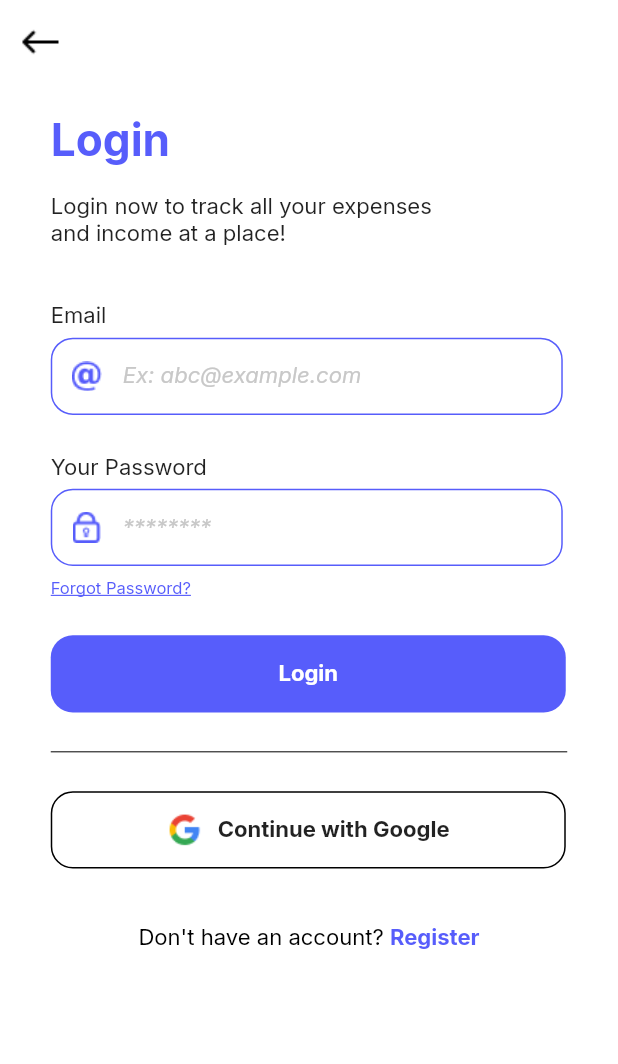
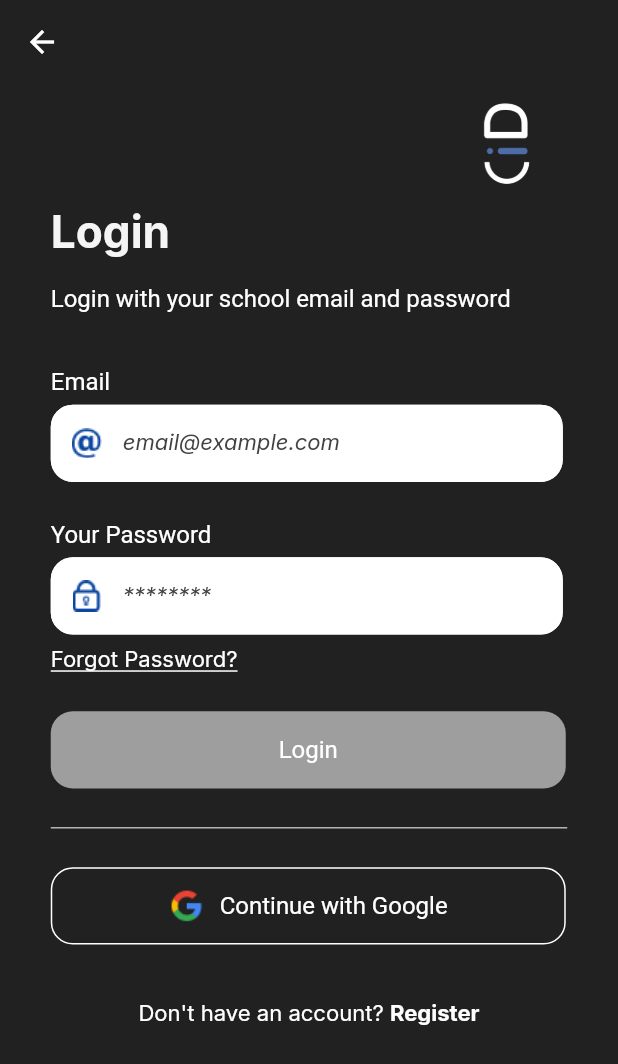
Before and after one commit to Kar-Sha/E-ID, a Flutter app: the LoginScreen screen opened by its route, on a phone screen of 412 x 824 dp. Shown: the top 1064 px of the screen. Run offline on Flutter 3.47's test engine with Material 2 defaults, Android fonts, the phone set to English and light mode, and no system bars; our stand-ins replace device_info_plus, dropdown_button2, firebase_auth, firebase_core, firebase_database, firebase_storage and 8 more; accounts and stored records are empty; statements that could not run were skipped.

Commit message:
ui changes

```diff
--- a/lib/screens/login_screen.dart
+++ b/lib/screens/login_screen.dart
@@ -32,16 +32,15 @@ class _LoginScreenState extends State<LoginScreen> {
   @override
   Widget build(BuildContext context) {
     return Scaffold(
+      backgroundColor: Colors.grey[900],
       appBar: AppBar(
         elevation: 0,
-        backgroundColor: const Color(0xFFFFFFFF),
+        backgroundColor: Colors.grey[900],
         leading: InkWell(
           onTap: () {
             popPageFromStack(context);
           },
-          child: Image.asset(
-            "assets/icons/backicon.png",
-          ),
+          child: Icon(Icons.arrow_back),
         ),
       ),
       body: SingleChildScrollView(
@@ -49,26 +48,37 @@ class _LoginScreenState extends State<LoginScreen> {
         child: Column(
           crossAxisAlignment: CrossAxisAlignment.start,
           children: [
-            SizedBox(height: 21.h),
+            Row(
+              mainAxisAlignment: MainAxisAlignment.end,
+              children: [
+                Image.asset(
+                  'lib/images/logo.png',
+                  height: 80,
+                ),
+              ],
+            ),
 
             // the login text
             Text("Login",
-                style: CustomTextStyle.bold32
-                    .copyWith(color: Theme.of(context).primaryColor)),
+                style:
+                    CustomTextStyle.bold32.copyWith(color: Colors.grey[100])),
             SizedBox(height: 19.h),
-            Text("Login now to track all your expenses\nand income at a place!",
-                style: CustomTextStyle.regular16),
+            Text("Login with your school email and password",
+                style: TextStyle(color: Colors.white, fontSize: 16)),
 
             // the textfields
             SizedBox(height: 40.h),
             customInputField(
               context: context,
               labelText: "Email",
-              hintText: "Ex: abc@example.com",
+              hintText: "email@example.com",
               prefixIcon: SizedBox(
                 height: 19.18.h,
                 width: 19.2.w,
-                child: Image.asset("assets/images/at.png"),
+                child: Image.asset(
+                  "assets/images/at.png",
+                  color: Colors.blue[900],
+                ),
               ),
               controller: emailController,
             ),
@@ -80,7 +90,8 @@ class _LoginScreenState extends State<LoginScreen> {
                 prefixIcon: SizedBox(
                   height: 19.h,
                   width: 16.9.w,
-                  child: Image.asset("assets/icons/lock.png"),
+                  child: Image.asset("assets/icons/lock.png",
+                      color: Colors.blue[900]),
                 ),
                 controller: passwordController,
                 obscureText: true),
@@ -94,9 +105,8 @@ class _LoginScreenState extends State<LoginScreen> {
               },
               child: Text(
                 "Forgot Password?",
-                style: CustomTextStyle.regular12.copyWith(
-                    color: Theme.of(context).primaryColor,
-                    decoration: TextDecoration.underline),
+                style: CustomTextStyle.regular16.copyWith(
+                    color: Colors.white, decoration: TextDecoration.underline),
               ),
             ),
 
@@ -127,7 +137,7 @@ class _LoginScreenState extends State<LoginScreen> {
             SizedBox(height: 28.h),
             const Divider(
               height: 1,
-              color: Color(0xFF000000),
+              color: Colors.white,
             ),
 
             //continue with google button
--- a/lib/screens/splash_screen.dart
+++ b/lib/screens/splash_screen.dart
@@ -24,13 +24,17 @@ class _SplashScreenState extends State<SplashScreen> {
   @override
   Widget build(BuildContext context) {
     return Scaffold(
-      body: Center(
-        child: Text(
-          "E-ID",
-          style: CustomTextStyle.bold40
-              .copyWith(color: Theme.of(context).primaryColor),
-        ),
-      ),
-    );
+        backgroundColor: Colors.blue[900],
+        body: Center(
+          child: Column(
+            mainAxisAlignment: MainAxisAlignment.center,
+            children: [
+              Image.asset(
+                'lib/images/logo.png',
+                height: 150,
+              ),
+            ],
+          ),
+        ));
   }
 }
--- a/lib/widgets/button.dart
+++ b/lib/widgets/button.dart
@@ -14,7 +14,7 @@ Widget customButton(
       height: 56.h,
       alignment: Alignment.center,
       decoration: BoxDecoration(
-        color: Theme.of(context!).primaryColor,
+        color: Colors.grey[500],
         borderRadius: BorderRadius.circular(16.r),
       ),
       // alignment: Alignment.center,
@@ -28,7 +28,7 @@ Widget customButton(
             )
           : Text(
               title,
-              style: CustomTextStyle.regularBold16
+              style: TextStyle(fontSize: 16)
                   .copyWith(color: const Color(0xFFFFFFFF)),
             ),
     ),
--- a/lib/widgets/continue_with_google.dart
+++ b/lib/widgets/continue_with_google.dart
@@ -2,26 +2,29 @@ import 'package:local_auth_ex/utils/styles.dart';
 import 'package:flutter/material.dart';
 import 'package:flutter_screenutil/flutter_screenutil.dart';
 
-Widget continueWithGoogle({
-  required void Function()? onTap,
-  BuildContext? context
-}){
+Widget continueWithGoogle(
+    {required void Function()? onTap, BuildContext? context}) {
   return GestureDetector(
     onTap: onTap,
     child: Container(
       width: 345.w,
       height: 56.h,
       decoration: BoxDecoration(
-        borderRadius: BorderRadius.circular(16.r),
-        border: Border.all(width: 1, color: Colors.black)
-      ),
+          borderRadius: BorderRadius.circular(16.r),
+          border: Border.all(width: 1, color: Colors.white)),
       // alignment: Alignment.center,
       child: Row(
         mainAxisAlignment: MainAxisAlignment.center,
         children: [
-          SizedBox(height: 24.h,width: 24.w,child: Image.asset("assets/images/google.png")),
-          SizedBox(width: 10.w,),
-          Text("Continue with Google", style: CustomTextStyle.regularBold16,),
+          SizedBox(
+              height: 24.h,
+              width: 24.w,
+              child: Image.asset("assets/images/google.png")),
+          SizedBox(
+            width: 10.w,
+          ),
+          Text("Continue with Google",
+              style: TextStyle(color: Colors.white, fontSize: 16)),
         ],
       ),
     ),
--- a/lib/widgets/input_fields.dart
+++ b/lib/widgets/input_fields.dart
@@ -2,19 +2,18 @@ import 'package:local_auth_ex/utils/styles.dart';
 import 'package:flutter/material.dart';
 import 'package:flutter_screenutil/flutter_screenutil.dart';
 
-Widget customInputField({
-  BuildContext? context,
-  required String labelText,
-  required String hintText,
-  Widget? prefixIcon,
-  required TextEditingController controller,
-  bool? obscureText,
-  String? Function(String?)? validator
-}) {
+Widget customInputField(
+    {BuildContext? context,
+    required String labelText,
+    required String hintText,
+    Widget? prefixIcon,
+    required TextEditingController controller,
+    bool? obscureText,
+    String? Function(String?)? validator}) {
   return Column(
     crossAxisAlignment: CrossAxisAlignment.start,
     children: [
-      Text(labelText, style: CustomTextStyle.regular16),
+      Text(labelText, style: TextStyle(color: Colors.white, fontSize: 16)),
       SizedBox(height: 6.h),
       SizedBox(
         height: 56.h,
@@ -24,10 +23,12 @@ Widget customInputField({
           controller: controller,
           obscureText: obscureText ?? false,
           decoration: InputDecoration(
+            filled: true,
+            fillColor: Colors.white,
             contentPadding:
                 EdgeInsets.symmetric(horizontal: 20.w, vertical: 20.h),
             hintStyle:
-                CustomTextStyle.italic16.copyWith(color: const Color(0xffC8C8C8)),
+                CustomTextStyle.italic16.copyWith(color: Colors.grey[800]),
             hintText: hintText,
             prefixIcon: prefixIcon,
             errorBorder: OutlineInputBorder(
@@ -35,12 +36,10 @@ Widget customInputField({
                 borderSide: BorderSide(width: 1, color: Colors.red.shade400)),
             focusedBorder: OutlineInputBorder(
                 borderRadius: BorderRadius.circular(16.r),
-                borderSide: BorderSide(
-                    width: 1, color: Theme.of(context!).primaryColor)),
+                borderSide: BorderSide(width: 1, color: Colors.white)),
             enabledBorder: OutlineInputBorder(
                 borderRadius: BorderRadius.circular(16.r),
-                borderSide: BorderSide(
-                    width: 1, color: Theme.of(context).primaryColor)),
+                borderSide: BorderSide(width: 1, color: Colors.white)),
           ),
         ),
       )
--- a/lib/widgets/textspans_widget.dart
+++ b/lib/widgets/textspans_widget.dart
@@ -2,24 +2,23 @@ import 'package:flutter/gestures.dart';
 import 'package:flutter/material.dart';
 import 'package:local_auth_ex/utils/styles.dart';
 
-Row textSpanWidget({
-  BuildContext? context,
-  required String firstTitle,
-  required String secondTitle,
-  required void Function()? onTap
-}) {
+Row textSpanWidget(
+    {BuildContext? context,
+    required String firstTitle,
+    required String secondTitle,
+    required void Function()? onTap}) {
   return Row(
     mainAxisAlignment: MainAxisAlignment.center,
     children: [
       RichText(
         text: TextSpan(
           text: firstTitle,
-          style: CustomTextStyle.regular16.copyWith(color: Colors.black),
+          style: CustomTextStyle.regular16.copyWith(color: Colors.white),
           children: [
             TextSpan(
               text: secondTitle,
-              style: CustomTextStyle.regularBold16
-                  .copyWith(color: Theme.of(context!).primaryColor),
+              style:
+                  CustomTextStyle.regularBold16.copyWith(color: Colors.white),
               recognizer: TapGestureRecognizer()..onTap = onTap,
             )
           ],
```
